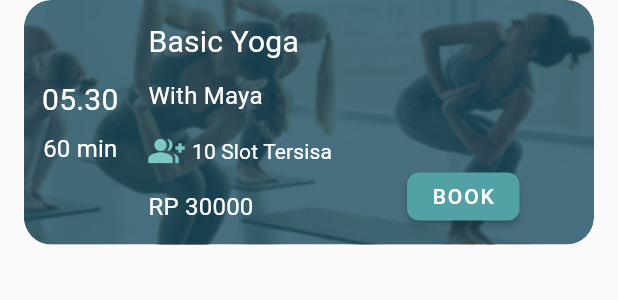
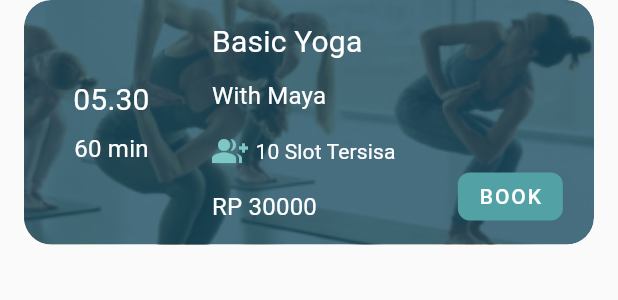
Before and after one commit to Group10CapstoneProject/Flutter, a Flutter app: the OfflineCard widget shown alone on an empty page, opened directly, on a phone screen of 412 x 824 dp. Shown: the top 300 px of the screen. Run offline on Flutter 3.47's test engine with Material 2 defaults, Android fonts, the phone set to English and light mode, and no system bars; our stand-ins replace date_picker_timeline, dio, flutter_svg, google_fonts, shared_preferences; accounts and stored records are empty.

Commit message:
merapihkan layout

```diff
--- a/lib/screen/main/widget/class_screen.dart
+++ b/lib/screen/main/widget/class_screen.dart
@@ -184,7 +184,7 @@ class _ClassScreenState extends State<ClassScreen> {
       margin: const EdgeInsets.only(top: 30),
       child: DatePicker(
         DateTime.now(),
-        height: 80,
+        height: 85,
         width: 50,
         initialSelectedDate: DateTime.now(),
         selectionColor: const Color(0xFF52A1A4),
--- a/lib/screen/offline/widget/offline_card.dart
+++ b/lib/screen/offline/widget/offline_card.dart
@@ -44,6 +44,7 @@ class OfflineCard extends StatelessWidget {
                 ),
               ),
               Row(
+                mainAxisAlignment: MainAxisAlignment.spaceAround,
                 children: [
                   Padding(
                     padding: const EdgeInsets.only(left: 12),
@@ -70,9 +71,6 @@ class OfflineCard extends StatelessWidget {
                         )
                       ],
                     ),
-                  ),
-                  const SizedBox(
-                    width: 20.0,
                   ),
                   Column(
                     crossAxisAlignment: CrossAxisAlignment.start,
@@ -132,12 +130,19 @@ class OfflineCard extends StatelessWidget {
                     mainAxisAlignment: MainAxisAlignment.end,
                     children: [
                       Container(
-                        margin: const EdgeInsets.only(bottom: 16, left: 50),
+                        margin: const EdgeInsets.only(bottom: 16),
                         height: 32,
-                        width: 75,
-                        child: ElevatedButton(
-                          onPressed: () {},
-                          style: ElevatedButton.styleFrom(
+                        width: 70,
+                        child: TextButton(
+                          onPressed: () {
+                            // Navigator.push(
+                            //   context,
+                            //   MaterialPageRoute(
+                            //     builder: (context) => const DetailPage(),
+                            //   ),
+                            // );
+                          },
+                          style: TextButton.styleFrom(
                             backgroundColor: const Color(0xFF52A1A4),
                             shape: RoundedRectangleBorder(
                               borderRadius: BorderRadius.circular(8),
@@ -146,6 +151,7 @@ class OfflineCard extends StatelessWidget {
                           child: const Text(
                             'BOOK',
                             style: TextStyle(
+                              color: Colors.white,
                               fontSize: 14,
                               letterSpacing: 1.25,
                             ),
```
